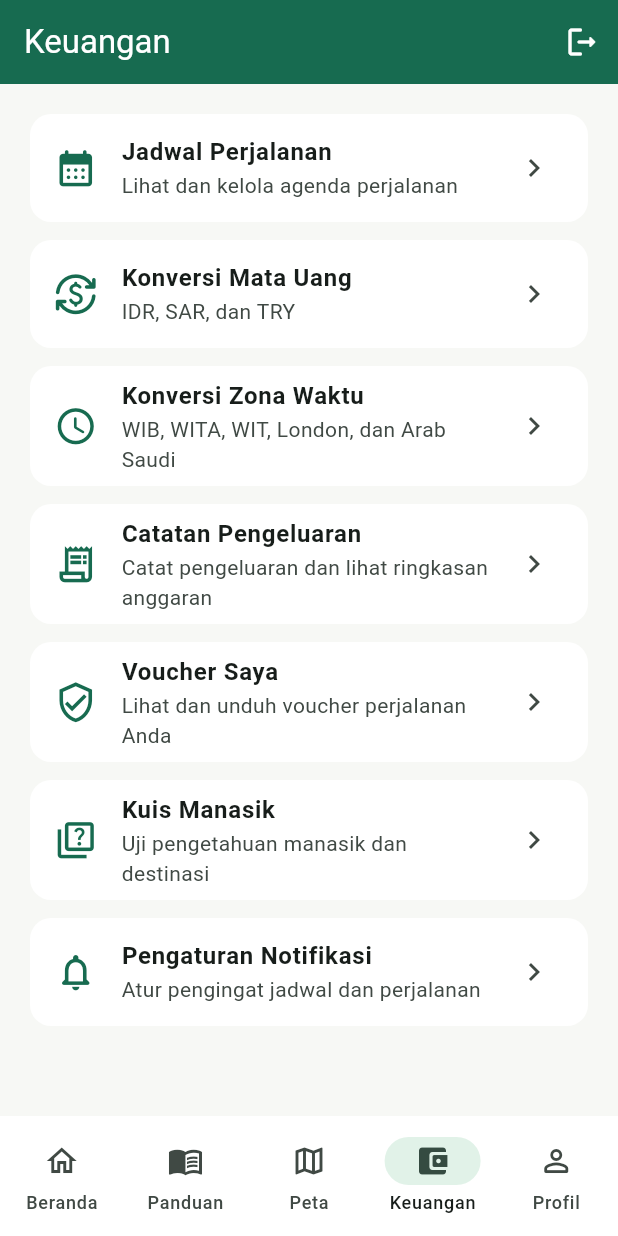
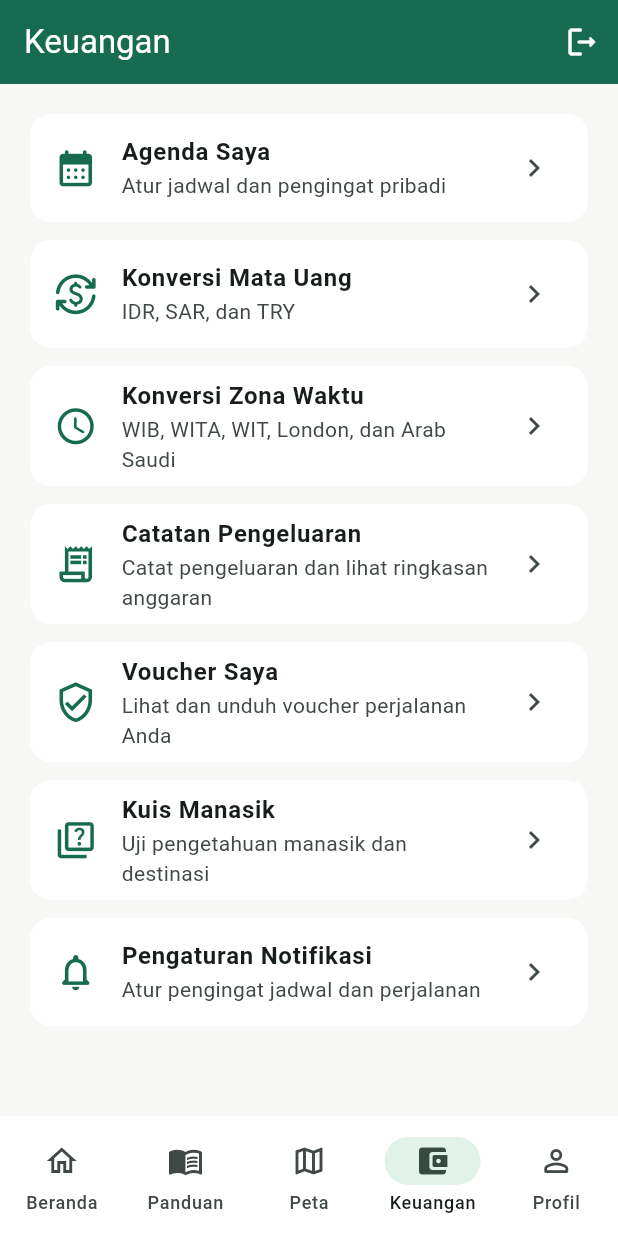
Before and after one commit to rahzaame/Projek_Akhir_PAM, a Flutter app: the DashboardPage screen opened directly, item 4 of the bottom bar chosen, on a phone screen of 412 x 824 dp. Run offline on Flutter 3.47's test engine with Material 3 defaults, Android fonts, the light colour scheme and no system bars; our stand-ins replace file_picker, flutter_local_notifications, flutter_map, flutter_markdown, geolocator, image_picker and 6 more; accounts and stored records are empty.

Commit message:
Update layout dashboard

```diff
--- a/lib/pages/dashboard_page.dart
+++ b/lib/pages/dashboard_page.dart
@@ -460,6 +460,7 @@ class _DashboardPageState extends State<DashboardPage> {
       child: Column(
         crossAxisAlignment: CrossAxisAlignment.start,
         children: [
+          // SALAM DAN PROFIL PENGGUNA
           Row(
             children: [
               CircleAvatar(
@@ -494,20 +495,6 @@ class _DashboardPageState extends State<DashboardPage> {
                         color: safarGreen,
                       ),
                     ),
-                    const SizedBox(height: 12),
-
-                    _homeShortcut(
-                      Icons.calendar_month_rounded,
-                      'Jadwal',
-                      'Kelola agenda perjalanan',
-                      () => _openFeaturePage(const MySchedulePage()),
-                    ),
-                    _homeShortcut(
-                      Icons.quiz_outlined,
-                      'Kuis Manasik',
-                      'Uji pengetahuan perjalanan',
-                      () => _openFeaturePage(const QuizPage()),
-                    ),
                   ],
                 ),
               ),
@@ -520,44 +507,16 @@ class _DashboardPageState extends State<DashboardPage> {
               ),
             ],
           ),
-          const SizedBox(height: 24),
-          Container(
-            width: double.infinity,
-            padding: const EdgeInsets.all(20),
-            decoration: BoxDecoration(
-              borderRadius: BorderRadius.circular(20),
-              gradient: const LinearGradient(
-                colors: [Color(0xFF176B50), Color(0xFF399477)],
-              ),
-            ),
-            child: const Column(
-              crossAxisAlignment: CrossAxisAlignment.start,
-              children: [
-                Icon(Icons.mosque_rounded, color: Colors.white, size: 38),
-                SizedBox(height: 14),
-                Text(
-                  'Perjalanan Ibadahmu',
-                  style: TextStyle(
-                    color: Colors.white,
-                    fontWeight: FontWeight.bold,
-                    fontSize: 22,
-                  ),
-                ),
-                SizedBox(height: 8),
-                Text(
-                  'Persiapkan perjalanan Umrah dengan lebih '
-                  'mudah bersama SafarMate.',
-                  style: TextStyle(color: Colors.white, height: 1.5),
-                ),
-              ],
-            ),
-          ),
+
           const SizedBox(height: 26),
+
+          // MENU UTAMA
           const Text(
             'Menu Utama',
             style: TextStyle(fontSize: 20, fontWeight: FontWeight.bold),
           ),
           const SizedBox(height: 14),
+
           GridView.count(
             crossAxisCount: 2,
             shrinkWrap: true,
@@ -566,24 +525,47 @@ class _DashboardPageState extends State<DashboardPage> {
             crossAxisSpacing: 12,
             childAspectRatio: 1.15,
             children: [
+              // GRID 1
+              _homeShortcut(
+                Icons.calendar_month_rounded,
+                'Agenda Saya',
+                'Atur jadwal dan pengingat pribadi',
+                () => _openFeaturePage(const MySchedulePage()),
+              ),
+
+              // GRID 2
+              _homeShortcut(
+                Icons.quiz_outlined,
+                'Kuis Manasik',
+                'Uji pengetahuan perjalanan',
+                () => _openFeaturePage(const QuizPage()),
+              ),
+
+              // GRID 3
               _homeShortcut(
                 Icons.checklist_rounded,
                 'Checklist',
                 'Persiapan Umrah',
                 _openChecklist,
               ),
+
+              // GRID 4
               _homeShortcut(
-                Icons.calendar_month_rounded,
+                Icons.route_rounded,
                 'Jadwal',
-                'Pilih paket perjalanan',
+                'Lihat jadwal perjalanan Umrah',
                 _openItineraryPackages,
               ),
+
+              // GRID 5
               _homeShortcut(
                 Icons.currency_exchange_rounded,
                 'Keuangan',
                 'Konversi mata uang',
                 () => setState(() => _selectedIndex = 3),
               ),
+
+              // GRID 6
               _homeShortcut(
                 Icons.auto_awesome_rounded,
                 'SafarMate AI',
@@ -597,12 +579,16 @@ class _DashboardPageState extends State<DashboardPage> {
                   );
                 },
               ),
+
+              // GRID 7
               _homeShortcut(
                 Icons.flight_takeoff_rounded,
                 'Paket Umrah',
                 'Umrah Reguler & Plus Turki',
                 _openPackages,
               ),
+
+              // GRID 8
               _homeShortcut(
                 Icons.history_rounded,
                 'Riwayat Pemesanan',
@@ -611,6 +597,48 @@ class _DashboardPageState extends State<DashboardPage> {
               ),
             ],
           ),
+
+          const SizedBox(height: 26),
+
+          // BANNER PERJALANAN IBADAHMU DI BAGIAN BAWAH
+          // Container(
+          //   width: double.infinity,
+          //   padding: const EdgeInsets.all(20),
+          //   decoration: BoxDecoration(
+          //     borderRadius: BorderRadius.circular(20),
+          //     gradient: const LinearGradient(
+          //       colors: [Color(0xFF176B50), Color(0xFF399477)],
+          //     ),
+          //   ),
+          //   child: const Column(
+          //     crossAxisAlignment: CrossAxisAlignment.start,
+          //     children: [
+          //       Icon(
+          //         Icons.mosque_rounded,
+          //         color: Colors.white,
+          //         size: 38,
+          //       ),
+          //       SizedBox(height: 14),
+          //       Text(
+          //         'Perjalanan Ibadahmu',
+          //         style: TextStyle(
+          //           color: Colors.white,
+          //           fontWeight: FontWeight.bold,
+          //           fontSize: 22,
+          //         ),
+          //       ),
+          //       SizedBox(height: 8),
+          //       Text(
+          //         'Persiapkan perjalanan Umrah dengan lebih '
+          //         'mudah bersama SafarMate.',
+          //         style: TextStyle(
+          //           color: Colors.white,
+          //           height: 1.5,
+          //         ),
+          //       ),
+          //     ],
+          //   ),
+          // ),
           const SizedBox(height: 20),
         ],
       ),
@@ -739,8 +767,8 @@ class _DashboardPageState extends State<DashboardPage> {
       children: [
         _featureTile(
           Icons.calendar_month_rounded,
-          'Jadwal Perjalanan',
-          'Lihat dan kelola agenda perjalanan',
+          'Agenda Saya',
+          'Atur jadwal dan pengingat pribadi',
           () => _openFeaturePage(const MySchedulePage()),
         ),
         _featureTile(
```
